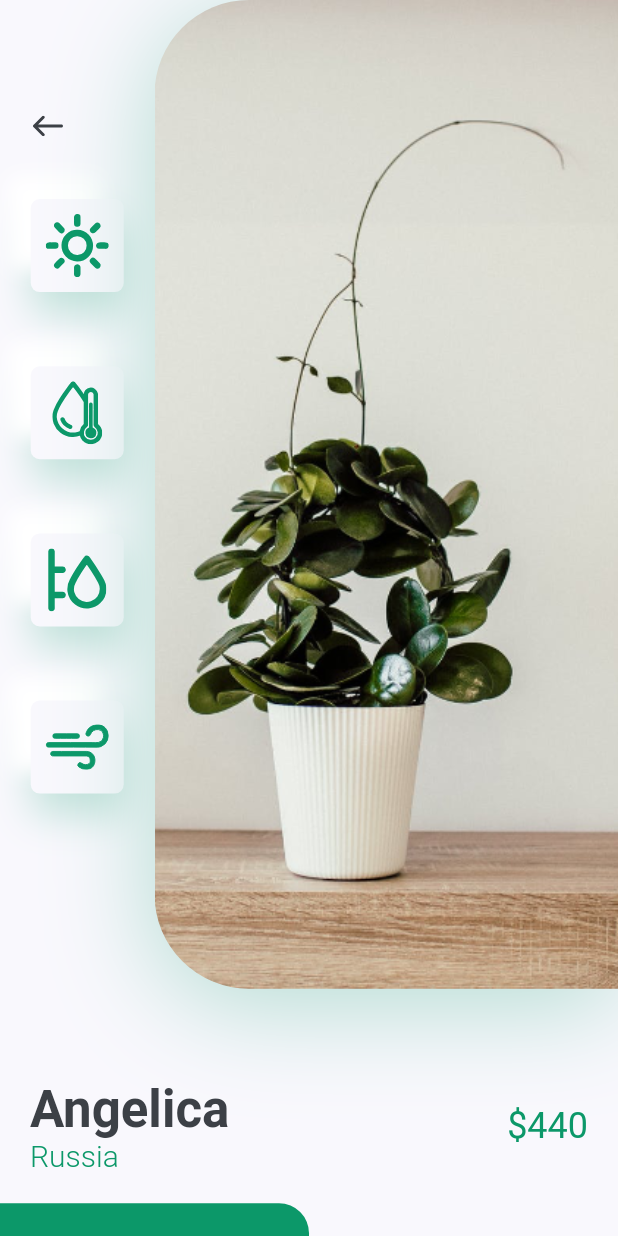
After one commit to CaetanoMatheus/Flutter-ui, a Flutter app: the screen it shows after launch, after a tap on an icon or button, on a phone screen of 412 x 824 dp. The commit adds this screen. Run offline on Flutter 3.47's test engine with Material 2 defaults, Android fonts, the phone set to English and light mode, and no system bars; our stand-ins replace flutter_svg.

Commit message:
Finished Plant App

```diff
--- /dev/null
+++ b/lib/components/card/icon_card/icon_card.dart
@@ -0,0 +1,25 @@
+import 'package:flutter/material.dart';
+
+import 'package:plant_app/components/card/icon_card/styles.dart';
+import 'package:plant_app/utils/consts.dart';
+import 'package:plant_app/utils/image_resolver.dart';
+
+class IconCard extends StatelessWidget {
+  final String icon;
+
+  IconCard(this.icon, {Key key}) : super(key: key);
+
+  @override
+  Widget build(BuildContext context) {
+    Size size = MediaQuery.of(context).size;
+
+    return Container(
+      height: 62,
+      width: 62,
+      margin: EdgeInsets.symmetric(vertical: size.height * .03),
+      padding: EdgeInsets.all(Consts.defaultPadding / 2),
+      decoration: Styles.container(),
+      child: ImageResolver.icon(icon),
+    );
+  }
+}
--- /dev/null
+++ b/lib/components/card/icon_card/styles.dart
@@ -0,0 +1,24 @@
+import 'package:flutter/material.dart';
+
+import 'package:plant_app/utils/consts.dart';
+
+abstract class Styles {
+  static BoxDecoration container() {
+    return BoxDecoration(
+      color: Consts.backgroundColor,
+      borderRadius: BorderRadius.circular(6),
+      boxShadow: [
+        BoxShadow(
+          offset: Offset(0, 15),
+          blurRadius: 22,
+          color: Consts.primaryColor.withOpacity(.22),
+        ),
+        BoxShadow(
+          offset: Offset(-15, -15),
+          blurRadius: 10,
+          color: Colors.white,
+        ),
+      ],
+    );
+  }
+}
--- a/lib/components/card/plant_card/plant_card.dart
+++ b/lib/components/card/plant_card/plant_card.dart
@@ -9,6 +9,7 @@ class PlantCard extends StatelessWidget {
   final int price;
   final String bottom;
   final String image;
+  final Function onTap;
 
   PlantCard(
     this.text, {
@@ -16,13 +17,16 @@ class PlantCard extends StatelessWidget {
     this.price,
     this.bottom,
     this.image,
+    this.onTap,
   }) : super(key: key);
 
   @override
   Widget build(BuildContext context) {
     Size size = MediaQuery.of(context).size;
 
-    return Container(
+    return GestureDetector(
+      onTap: onTap,
+      child: Container(
         margin: Styles.containerMargin(),
         width: size.width * .4,
         child: Column(
@@ -54,6 +58,7 @@ class PlantCard extends StatelessWidget {
             )
           ],
         ),
+      ),
     );
   }
 }
--- /dev/null
+++ b/lib/components/text/price_tag/price_tag.dart
@@ -0,0 +1,43 @@
+import 'package:flutter/material.dart';
+import 'package:plant_app/components/text/price_tag/styles.dart';
+import 'package:plant_app/utils/consts.dart';
+
+class PriceTag extends StatelessWidget {
+  final String text;
+  final int price;
+  final String bottom;
+
+  PriceTag(
+    this.text, {
+    Key key,
+    this.price,
+    this.bottom,
+  }) : super(key: key);
+
+  @override
+  Widget build(BuildContext context) {
+    return Row(
+      children: [
+        RichText(
+          text: TextSpan(
+            children: [
+              TextSpan(
+                text: '$text\n',
+                style: Styles.text(context),
+              ),
+              TextSpan(
+                text: '$bottom',
+                style: Styles.bottom(),
+              ),
+            ],
+          ),
+        ),
+        Spacer(),
+        Text(
+          '\$$price',
+          style: Styles.price(context),
+        )
+      ],
+    );
+  }
+}
--- /dev/null
+++ b/lib/components/text/price_tag/styles.dart
@@ -0,0 +1,26 @@
+import 'package:flutter/material.dart';
+import 'package:plant_app/utils/consts.dart';
+
+abstract class Styles {
+  static TextStyle text(BuildContext context) {
+    return Theme.of(context)
+        .textTheme
+        .headline4
+        .copyWith(color: Consts.textColor, fontWeight: FontWeight.bold);
+  }
+
+  static TextStyle bottom() {
+    return TextStyle(
+      fontSize: 20,
+      color: Consts.primaryColor,
+      fontWeight: FontWeight.w300,
+    );
+  }
+
+  static TextStyle price(BuildContext context) {
+    return Theme.of(context)
+        .textTheme
+        .headline5
+        .copyWith(color: Consts.primaryColor);
+  }
+}
--- a/lib/main.dart
+++ b/lib/main.dart
@@ -1,5 +1,5 @@
 import 'package:flutter/material.dart';
-import 'package:plant_app/screens/home/home_screens.dart';
+import 'package:plant_app/screens/home/home_screen.dart';
 import 'package:plant_app/utils/consts.dart';
 
 void main() {
--- /dev/null
+++ b/lib/screens/details/details_screen.dart
@@ -0,0 +1,96 @@
+import 'package:flutter/material.dart';
+import 'package:plant_app/components/card/icon_card/icon_card.dart';
+import 'package:plant_app/components/text/price_tag/price_tag.dart';
+import 'package:plant_app/screens/details/styles/details_screen_styles.dart';
+import 'package:plant_app/utils/consts.dart';
+import 'package:plant_app/utils/image_resolver.dart';
+
+class DetailsScreen extends StatelessWidget {
+  @override
+  Widget build(BuildContext context) {
+    Size size = MediaQuery.of(context).size;
+
+    return Scaffold(
+      body: SingleChildScrollView(
+        physics: BouncingScrollPhysics(),
+        child: Column(
+          children: [
+            Padding(
+              padding: EdgeInsets.only(bottom: Consts.defaultPadding * 3),
+              child: Container(
+                height: size.height * .8,
+                child: Row(
+                  children: [
+                    Expanded(
+                      child: Padding(
+                        padding: DetailsScreenStyles.leftContentPadding(),
+                        child: Column(
+                          children: [
+                            Align(
+                              alignment: Alignment.topLeft,
+                              child: IconButton(
+                                padding:
+                                    DetailsScreenStyles.backButtonPadding(),
+                                icon: ImageResolver.icon('back_arrow'),
+                                onPressed: () => Navigator.pop(context),
+                              ),
+                            ),
+                            IconCard('sun'),
+                            IconCard('icon_2'),
+                            IconCard('icon_3'),
+                            IconCard('icon_4'),
+                          ],
+                        ),
+                      ),
+                    ),
+                    Container(
+                      height: size.height * .8,
+                      width: size.width * .75,
+                      decoration: DetailsScreenStyles.image(),
+                    ),
+                  ],
+                ),
+              ),
+            ),
+            Padding(
+              padding: EdgeInsets.symmetric(horizontal: Consts.defaultPadding),
+              child: PriceTag('Angelica', bottom: 'Russia', price: 440),
+            ),
+            SizedBox(height: Consts.defaultPadding),
+            Row(
+              children: [
+                Container(
+                  width: size.width / 2,
+                  height: 84,
+                  child: FlatButton(
+                    shape: RoundedRectangleBorder(
+                        borderRadius: BorderRadius.only(
+                      topRight: Radius.circular(20),
+                    )),
+                    color: Consts.primaryColor,
+                    onPressed: () {},
+                    child: Text(
+                      'Buy Now',
+                      style: TextStyle(
+                        color: Colors.white,
+                        fontSize: 18,
+                      ),
+                    ),
+                  ),
+                ),
+                Container(
+                  width: size.width / 2,
+                  height: 84,
+                  child: FlatButton(
+                    onPressed: () {},
+                    child: Text('Description', style: TextStyle(fontSize: 18)),
+                  ),
+                )
+              ],
+            )
+          ],
+        ),
+      ),
+    );
+  }
+}
--- /dev/null
+++ b/lib/screens/details/styles/details_screen_styles.dart
@@ -0,0 +1,35 @@
+import 'package:flutter/material.dart';
+
+import 'package:plant_app/utils/consts.dart';
+import 'package:plant_app/utils/image_resolver.dart';
+
+abstract class DetailsScreenStyles {
+  static EdgeInsets leftContentPadding() {
+    return EdgeInsets.symmetric(vertical: Consts.defaultPadding * 3);
+  }
+
+  static EdgeInsets backButtonPadding() {
+    return EdgeInsets.symmetric(horizontal: Consts.defaultPadding);
+  }
+
+  static BoxDecoration image() {
+    return BoxDecoration(
+      borderRadius: BorderRadius.only(
+        topLeft: Radius.circular(63),
+        bottomLeft: Radius.circular(63),
+      ),
+      boxShadow: [
+        BoxShadow(
+          offset: Offset(0, 10),
+          blurRadius: 60,
+          color: Consts.primaryColor.withOpacity(.3),
+        )
+      ],
+      image: DecorationImage(
+        alignment: Alignment.centerLeft,
+        fit: BoxFit.cover,
+        image: ImageResolver.decorationImg('img'),
+      ),
+    );
+  }
+}
--- a/lib/screens/home/components/main.dart
+++ b/lib/screens/home/components/main.dart
@@ -5,6 +5,7 @@ import 'package:plant_app/components/card/title_with_action_button/title_with_ac
 import 'package:plant_app/components/card/wide_plant_card/wide_plant_card.dart';
 import 'package:plant_app/screens/home/styles/main_styles.dart';
 import 'package:plant_app/utils/consts.dart';
+import 'package:plant_app/screens/details/details_screen.dart';
 
 class Main extends StatelessWidget {
   final List<Map> recommended = [
@@ -38,6 +39,10 @@ class Main extends StatelessWidget {
                     bottom: plant['country'],
                     price: plant['price'],
                     image: plant['image'],
+                    onTap: () => Navigator.push(
+                      context,
+                      MaterialPageRoute(builder: (_) => DetailsScreen()),
+                    ),
                   ),
                 )
                 .toList(),
@@ -56,7 +61,15 @@ class Main extends StatelessWidget {
           physics: BouncingScrollPhysics(),
           child: Row(
             children: featured
-                .map((image) => WidePlantCard(image: image, onTap: () {}))
+                .map(
+                  (image) => WidePlantCard(
+                    image: image,
+                    onTap: () => Navigator.push(
+                      context,
+                      MaterialPageRoute(builder: (_) => DetailsScreen()),
+                    ),
+                  ),
+                )
                 .toList(),
           ),
         ),
```
Also changed, not shown: lib/screens/home/home_screen.dart (renamed from lib/screens/home/home_screens.dart). Lines whose indentation alone changed are shown as unchanged.
